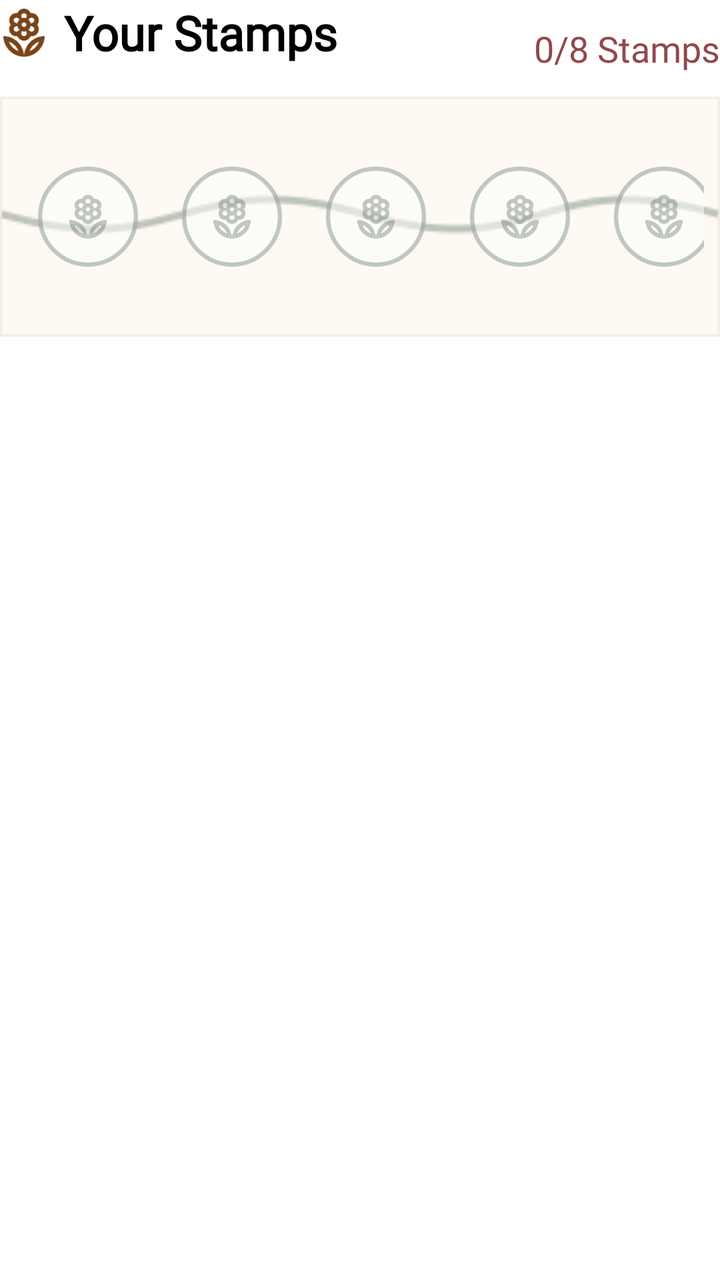
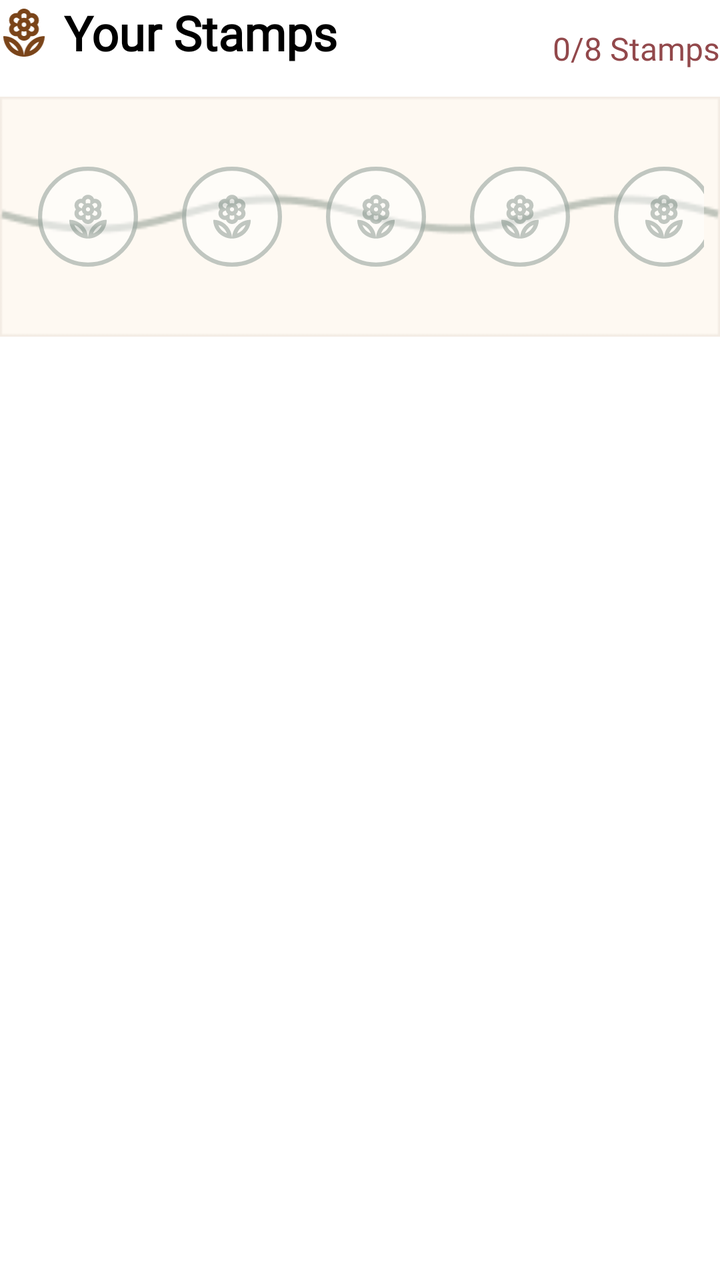

Screens rendered from an Android XML layout before and after an edit, with the pre-edit source and the edit as a unified diff.
<!-- AndroidManifest.xml: application theme Theme.PersonalMidterm -->
<!-- res/layout/layout_loyalty.xml -->
<?xml version="1.0" encoding="utf-8"?>
<androidx.constraintlayout.widget.ConstraintLayout xmlns:android="http://schemas.android.com/apk/res/android"
    xmlns:app="http://schemas.android.com/apk/res-auto"
    android:id="@+id/loyalty_card"
    android:layout_width="match_parent"
    android:layout_height="wrap_content"
    android:layout_marginTop="24dp"
    android:layout_marginBottom="24dp">

<ImageView
    android:id="@+id/iv_loyalty_logo"
    android:layout_width="24dp"
    android:layout_height="24dp"
    android:src="@drawable/ic_logo"
    app:tint="@color/theme_brown"
    app:layout_constraintStart_toStartOf="parent"
    app:layout_constraintTop_toTopOf="@id/your_reward_header"
    app:layout_constraintBottom_toBottomOf="@id/your_reward_header" />

<TextView
    android:id="@+id/your_reward_header"
    android:layout_width="wrap_content"
    android:layout_height="wrap_content"
    android:layout_marginStart="8dp"
    android:fontFamily="@font/playfairdisplay_bold"
    android:text="Your Stamps"
    android:textColor="@color/black"
    android:textSize="24sp"
    android:textStyle="bold"
    app:layout_constraintStart_toEndOf="@id/iv_loyalty_logo"
    app:layout_constraintTop_toTopOf="parent" />
<TextView
    android:id="@+id/tv_stamps_count"
    android:layout_width="wrap_content"
    android:layout_height="wrap_content"
    app:layout_constraintEnd_toEndOf="parent"
    app:layout_constraintTop_toTopOf="parent"
    android:text="0/8 Stamps"
    android:textSize="18sp"
    android:textColor="@color/theme_maroon"
    android:fontFamily="@font/manrope_bold"
    app:layout_constraintBottom_toTopOf="@+id/loyalty_vine"/>

<HorizontalScrollView
    android:id="@+id/loyalty_vine"
    android:layout_width="0dp"
    android:layout_height="120dp"
    android:layout_marginTop="16dp"
    android:padding="8dp"
    android:scrollbars="none"
    android:fillViewport="true"
    android:background="@drawable/loyalty_bg"
    app:layout_constraintEnd_toEndOf="parent"
    app:layout_constraintStart_toStartOf="parent"
    app:layout_constraintTop_toBottomOf="@id/your_reward_header">

    <LinearLayout
        android:id="@+id/stamps_container"
        android:layout_width="match_parent"
        android:layout_height="match_parent"
        android:orientation="horizontal"
        android:gravity="center_vertical"
        android:weightSum="8">
        
        <include layout="@layout/item_stamp_slot" android:layout_width="0dp" android:layout_height="match_parent" android:layout_weight="1" />
        <include layout="@layout/item_stamp_slot" android:layout_width="0dp" android:layout_height="match_parent" android:layout_weight="1" />
        <include layout="@layout/item_stamp_slot" android:layout_width="0dp" android:layout_height="match_parent" android:layout_weight="1" />
        <include layout="@layout/item_stamp_slot" android:layout_width="0dp" android:layout_height="match_parent" android:layout_weight="1" />
        <include layout="@layout/item_stamp_slot" android:layout_width="0dp" android:layout_height="match_parent" android:layout_weight="1" />
        <include layout="@layout/item_stamp_slot" android:layout_width="0dp" android:layout_height="match_parent" android:layout_weight="1" />
        <include layout="@layout/item_stamp_slot" android:layout_width="0dp" android:layout_height="match_parent" android:layout_weight="1" />
        <include layout="@layout/item_stamp_slot" android:layout_width="0dp" android:layout_height="match_parent" android:layout_weight="1" />
    </LinearLayout>
</HorizontalScrollView>
</androidx.constraintlayout.widget.ConstraintLayout>
<!-- res/layout/item_stamp_slot.xml (included above) -->
<?xml version="1.0" encoding="utf-8"?>
<FrameLayout xmlns:android="http://schemas.android.com/apk/res/android"
    android:layout_width="match_parent"
    android:layout_height="match_parent"
    android:minWidth="72dp">

    <ImageView
        android:id="@+id/stamp_icon"
        android:layout_width="50dp"
        android:layout_height="50dp"
        android:layout_gravity="center"
        android:scaleType="fitCenter"
        android:src="@drawable/empty_stamp" />
</FrameLayout>
<!-- resources referenced by this layout -->
<resources>
  <color name="black">#FF000000</color>
  <color name="theme_brown">#7A4419</color>
  <color name="theme_maroon">#92484B</color>
  <!-- drawable empty_stamp: vector/xml drawable (drawable, 5697 chars, omitted) -->
  <!-- drawable ic_logo: vector/xml drawable (drawable, 4590 chars, omitted) -->
  <!-- drawable loyalty_bg: png bitmap (drawable, 1742 bytes) -->
  <style name="Theme.PersonalMidterm" parent="Theme.MaterialComponents.DayNight.NoActionBar">
          <item name="android:textColorPrimary">@color/text_primary</item>
          <item name="android:textColorSecondary">@color/text_primary</item>
          
          <item name="android:statusBarColor">?attr/colorPrimaryVariant</item>
          
      </style>
  <color name="text_primary">#1D1C18</color>
</resources>

<!-- the commit's change to res/layout/layout_loyalty.xml (unified diff, before → after) -->
@@ -36,7 +36,7 @@
     app:layout_constraintEnd_toEndOf="parent"
     app:layout_constraintTop_toTopOf="parent"
     android:text="0/8 Stamps"
-    android:textSize="18sp"
+    android:textSize="16sp"
     android:textColor="@color/theme_maroon"
     android:fontFamily="@font/manrope_bold"
     app:layout_constraintBottom_toTopOf="@+id/loyalty_vine"/>
